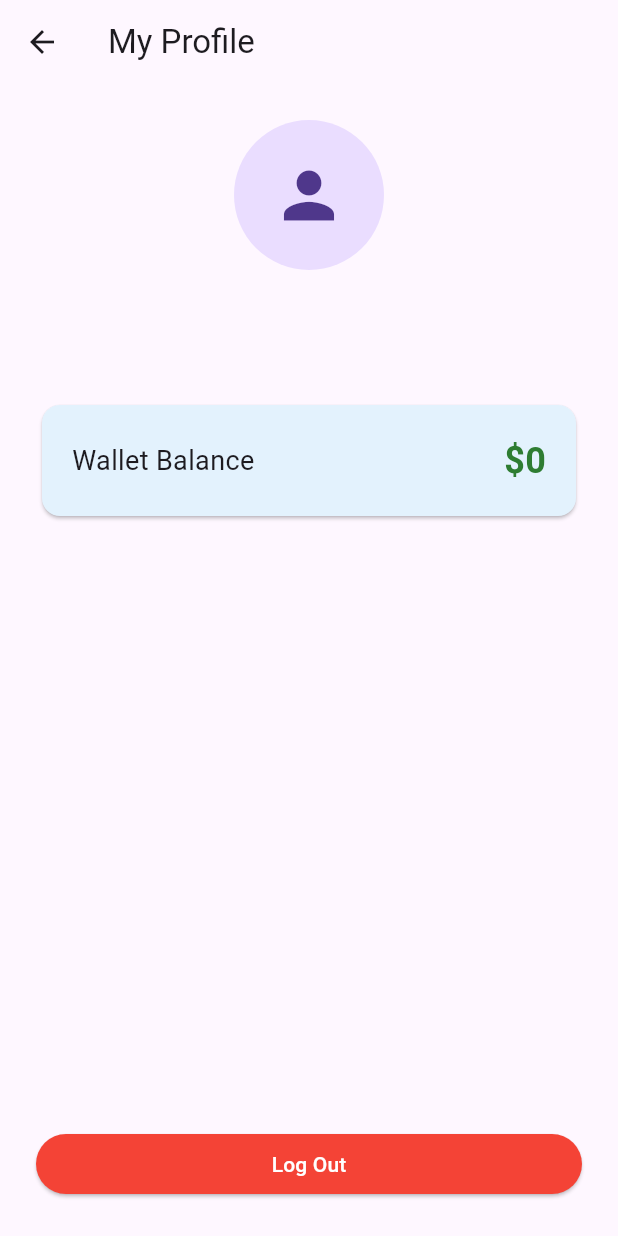
After one commit to gbpatil151/localpass, a Flutter app: the ProfileScreen screen opened directly, on a phone screen of 412 x 824 dp. The commit adds this screen. Run offline on Flutter 3.47's test engine with Material 3 defaults, Android fonts, the phone set to English and light mode, and no system bars; our stand-ins replace cloud_firestore, firebase_auth, firebase_core, geolocator; accounts and stored records are empty.

Commit message:
mvp ver1

```diff
--- a/LocalPass/lib/main.dart
+++ b/LocalPass/lib/main.dart
@@ -2,8 +2,6 @@ import 'package:firebase_auth/firebase_auth.dart';
 import 'package:flutter/material.dart';
 import 'package:firebase_core/firebase_core.dart';
 import 'firebase_options.dart';
-
-// Import your new screens and services
 import 'package:localpass/services/auth_service.dart';
 import 'package:localpass/screens/login_screen.dart';
 import 'package:localpass/screens/main_screen.dart';
@@ -29,7 +27,6 @@ class MyApp extends StatelessWidget {
         primarySwatch: Colors.blue,
         visualDensity: VisualDensity.adaptivePlatformDensity,
       ),
-      // Use the AuthWrapper as the home
       home: AuthWrapper(authService: _authService),
     );
   }
@@ -43,7 +40,6 @@ class AuthWrapper extends StatelessWidget {
   @override
   Widget build(BuildContext context) {
     return StreamBuilder<User?>(
-      // Listen to the auth state stream from AuthService
       stream: authService.authStateChanges,
       builder: (context, snapshot) {
         if (snapshot.connectionState == ConnectionState.waiting) {
@@ -51,10 +47,8 @@ class AuthWrapper extends StatelessWidget {
         }
 
         if (snapshot.hasData) {
-          // User is logged in: SHOW THE MAIN NAVIGATION SCREEN
           return const MainScreen();
         } else {
-          // User is logged out: SHOW THE LOGIN SCREEN
           return const LoginScreen();
         }
       },
--- /dev/null
+++ b/LocalPass/lib/screens/profile_screen.dart
@@ -0,0 +1,83 @@
+import 'package:flutter/material.dart';
+import 'package:firebase_auth/firebase_auth.dart';
+import 'package:cloud_firestore/cloud_firestore.dart';
+import 'package:localpass/services/auth_service.dart';
+
+class ProfileScreen extends StatelessWidget {
+  ProfileScreen({Key? key}) : super(key: key);
+
+  final AuthService _authService = AuthService();
+  final User? user = FirebaseAuth.instance.currentUser;
+
+  @override
+  Widget build(BuildContext context) {
+    if (user == null) return Center(child: Text("Not Logged In"));
+
+    return Scaffold(
+      appBar: AppBar(title: Text('My Profile')),
+      body: StreamBuilder<DocumentSnapshot>(
+        stream: FirebaseFirestore.instance
+            .collection('users')
+            .doc(user!.uid)
+            .snapshots(),
+        builder: (context, snapshot) {
+          if (!snapshot.hasData) return Center(child: CircularProgressIndicator());
+
+          var userData = snapshot.data!.data() as Map<String, dynamic>?;
+          int balance = userData?['walletBalance'] ?? 0;
+          String email = userData?['email'] ?? user!.email;
+
+          return Padding(
+            padding: const EdgeInsets.all(24.0),
+            child: Column(
+              crossAxisAlignment: CrossAxisAlignment.start,
+              children: [
+                Center(
+                  child: CircleAvatar(
+                    radius: 50,
+                    child: Icon(Icons.person, size: 50),
+                  ),
+                ),
+                SizedBox(height: 20),
+                Center(child: Text(email, style: TextStyle(fontSize: 18, color: Colors.grey))),
+                SizedBox(height: 40),
+
+                // WALLET CARD
+                Card(
+                  color: Colors.blue[50],
+                  child: Padding(
+                    padding: const EdgeInsets.all(20.0),
+                    child: Row(
+                      mainAxisAlignment: MainAxisAlignment.spaceBetween,
+                      children: [
+                        Text('Wallet Balance', style: TextStyle(fontSize: 18)),
+                        Text(
+                            '\$$balance',
+                            style: TextStyle(fontSize: 24, fontWeight: FontWeight.bold, color: Colors.green[800])
+                        ),
+                      ],
+                    ),
+                  ),
+                ),
+
+                Spacer(),
+
+                // LOGOUT BUTTON
+                SizedBox(
+                  width: double.infinity,
+                  child: ElevatedButton(
+                    style: ElevatedButton.styleFrom(backgroundColor: Colors.red),
+                    onPressed: () {
+                      _authService.signOut();
+                    },
+                    child: Text('Log Out', style: TextStyle(color: Colors.white)),
+                  ),
+                ),
+              ],
+            ),
+          );
+        },
+      ),
+    );
+  }
+}
```
Also changed, not shown: LocalPass/lib/screens/event_details_screen.dart (+83 -47 lines), LocalPass/lib/screens/main_screen.dart (+12 -5 lines), LocalPass/lib/screens/my_passes_screen.dart (+42 -5 lines), LocalPass/lib/screens/signup_screen.dart (+24 -7 lines), LocalPass/lib/services/auth_service.dart (+15 -2 lines), LocalPass/lib/services/firestore_service.dart (+103 -8 lines).
